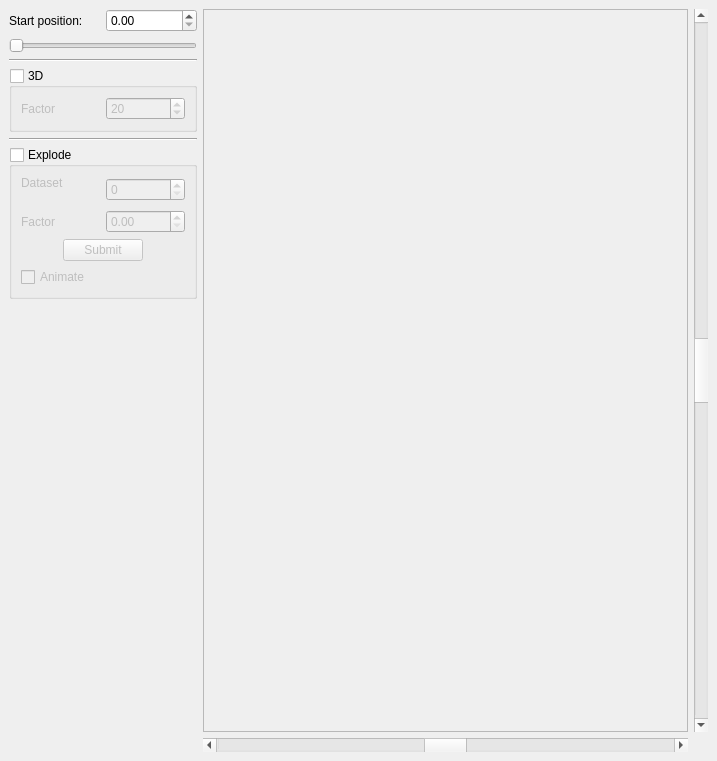
Qt form examples/Pie/mainwindow.ui (KDAB/KDChart) before a commit.
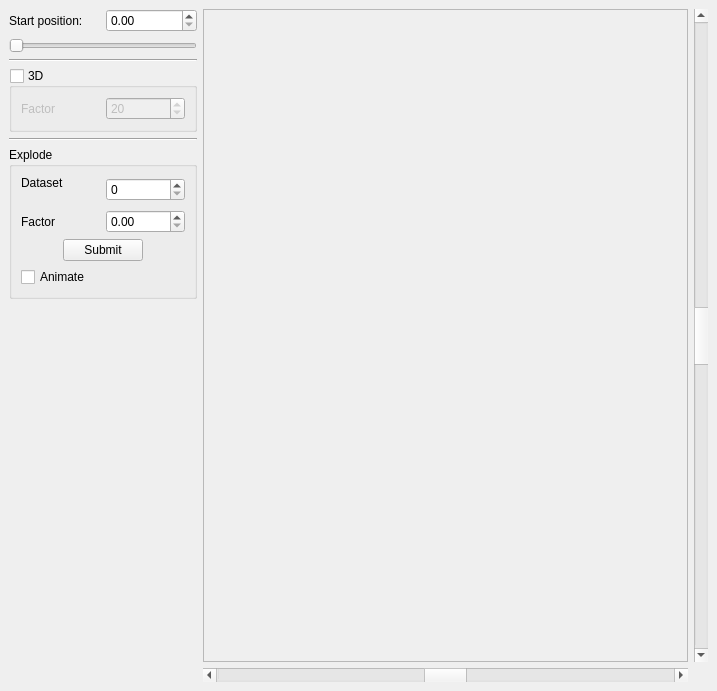
The same form after that commit. Icons and pictures are not drawn.

Patch:
```diff
--- a/examples/Pie/mainwindow.ui
+++ b/examples/Pie/mainwindow.ui
@@ -9,7 +9,7 @@
     <x>0</x>
     <y>0</y>
     <width>717</width>
-    <height>761</height>
+    <height>691</height>
    </rect>
   </property>
   <property name="windowTitle" >
@@ -139,7 +139,7 @@
         <string>Explode</string>
        </property>
        <property name="checkable" >
-        <bool>true</bool>
+        <bool>false</bool>
        </property>
        <property name="checked" >
         <bool>false</bool>
```
